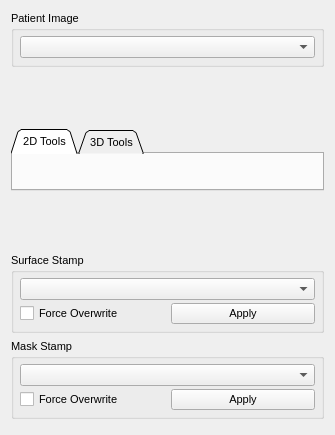
Old version of the form Plugins/org.mitk.gui.qt.multilabelsegmentation/src/internal/QmitkMultiLabelSegmentationControls.ui in the repository MITK/MITK.
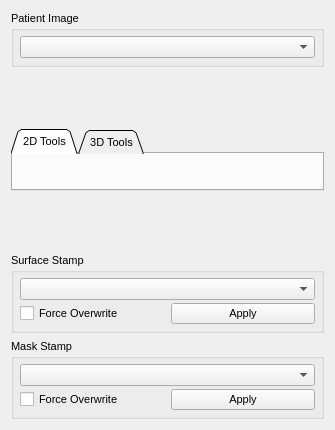
New version of the form. Custom widgets are drawn as their Qt base class.

Diff of the .ui file:
```diff
--- a/Plugins/org.mitk.gui.qt.multilabelsegmentation/src/internal/QmitkMultiLabelSegmentationControls.ui
+++ b/Plugins/org.mitk.gui.qt.multilabelsegmentation/src/internal/QmitkMultiLabelSegmentationControls.ui
@@ -7,7 +7,7 @@
     <x>0</x>
     <y>0</y>
     <width>335</width>
-    <height>412</height>
+    <height>401</height>
    </rect>
   </property>
   <property name="sizePolicy">
@@ -348,22 +348,6 @@
      </layout>
     </widget>
    </item>
-   <item>
-    <spacer name="verticalSpacer_3">
-     <property name="orientation">
-      <enum>Qt::Vertical</enum>
-     </property>
-     <property name="sizeType">
-      <enum>QSizePolicy::MinimumExpanding</enum>
-     </property>
-     <property name="sizeHint" stdset="0">
-      <size>
-       <width>20</width>
-       <height>5</height>
-      </size>
-     </property>
-    </spacer>
-   </item>
   </layout>
  </widget>
  <layoutdefault spacing="6" margin="11"/>
```
